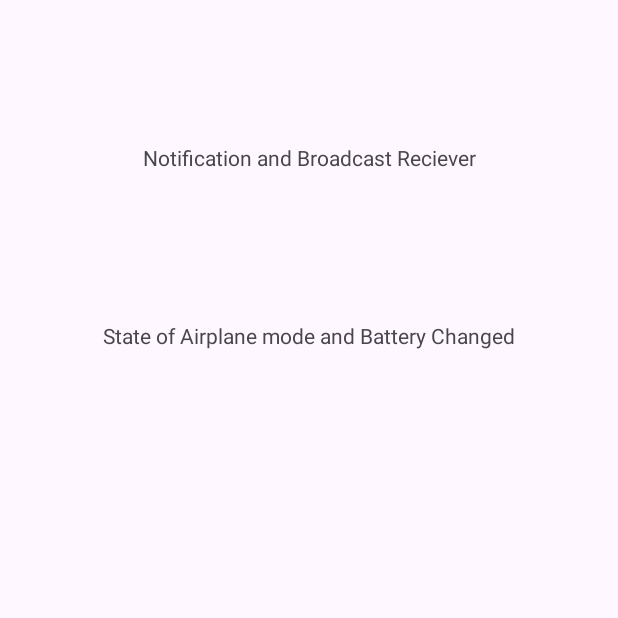
After one commit to adiluexe/elec1-compilation, an Android app: the NotificationAndBroadcastReciever screen opened directly, with no data from a screen before it, on a phone screen of 412 x 824 dp, the top half of it. The commit adds this screen. Run offline under Robolectric (Android 15) with nearby library versions, the phone set to English and light mode, and no system bars.

Commit message:
Add TwelfthGuidedExercise

```diff
--- a/app/src/main/java/com/example/elec1compilation/MainActivity.java
+++ b/app/src/main/java/com/example/elec1compilation/MainActivity.java
@@ -15,6 +15,7 @@ import com.example.elec1compilation.guided_exercises.EleventhGuidedExerciseInten
 import com.example.elec1compilation.guided_exercises.FifthGuidedExercise;
 import com.example.elec1compilation.guided_exercises.FirstGuidedExercise;
 import com.example.elec1compilation.guided_exercises.FourthGuidedExercise;
+import com.example.elec1compilation.guided_exercises.NotificationAndBroadcastReciever;
 import com.example.elec1compilation.guided_exercises.SecondGuidedExercise;
 import com.example.elec1compilation.guided_exercises.TenthGuidedExercise;
 import com.example.elec1compilation.guided_exercises.ThirdGuidedExercise;
@@ -44,6 +45,7 @@ public class MainActivity extends AppCompatActivity {
         exerciseItems.add(new ExerciseItem("Tenth Guided Exercise", "Guided Exercises", TenthGuidedExercise.class));
         exerciseItems.add(new ExerciseItem("Eleventh Guided Exercise (Intent)", "Guided Exercises", EleventhGuidedExerciseIntent.class));
         exerciseItems.add(new ExerciseItem("Eleventh Guided Exercise (Drag and Drop)", "Guided Exercises", EleventhGuidedExerciseDragNDrop.class));
+        exerciseItems.add(new ExerciseItem("Twelfth Guided Exercise", "Guided Exercises", NotificationAndBroadcastReciever.class));
         // Add more guided exercises...
 
         // Machine Problems Section
--- /dev/null
+++ b/app/src/main/java/com/example/elec1compilation/guided_exercises/NotificationAndBroadcastReciever.java
@@ -0,0 +1,39 @@
+package com.example.elec1compilation.guided_exercises;
+
+import android.content.Intent;
+import android.content.IntentFilter;
+import android.os.Bundle;
+
+import androidx.activity.EdgeToEdge;
+import androidx.appcompat.app.AppCompatActivity;
+import androidx.core.graphics.Insets;
+import androidx.core.view.ViewCompat;
+import androidx.core.view.WindowInsetsCompat;
+
+import com.example.elec1compilation.R;
+
+public class NotificationAndBroadcastReciever extends AppCompatActivity {
+
+    String packageName;
+    Intent intent;
+
+    @Override
+    protected void onCreate(Bundle savedInstanceState) {
+        super.onCreate(savedInstanceState);
+        setContentView(R.layout.activity_ge12);
+        packageName = getApplicationContext().getPackageName().concat(".");
+        broadcastIntent();
+        IntentFilter intentFilter = new IntentFilter();
+        intentFilter.addAction("android.intent.action.AIRPLANE_MODE");
+        intentFilter.addAction("android.intent.action.BATTERY_CHANGED");
+        MyReceiver myReceiver = new MyReceiver();
+        registerReceiver(myReceiver,intentFilter );
+    }
+
+    public void broadcastIntent(){
+        intent = new Intent();
+        intent.setAction(packageName + "MY_CUSTOM_ACTION");
+        intent.setClass(this, MyCustomReceiver.class);
+        sendBroadcast(intent);
+    }
+}
--- /dev/null
+++ b/app/src/main/res/drawable/ic_announcement.xml
@@ -0,0 +1,10 @@
+<vector xmlns:android="http://schemas.android.com/apk/res/android"
+    android:width="24dp"
+    android:height="24dp"
+    android:viewportWidth="24"
+    android:viewportHeight="24"
+    android:tint="?attr/colorControlNormal">
+    <path
+        android:fillColor="#FFFFFF"
+        android:pathData="M20 2H4c-1.1 0-2 .9-2 2v16c0 1.1.9 2 2 2h16c1.1 0 2-.9 2-2V4c0-1.1-.9-2-2-2zm-9 13h-2v-2h2v2zm0-4h-2V5h2v6z"/>
+</vector>
--- /dev/null
+++ b/app/src/main/res/layout/activity_ge12.xml
@@ -0,0 +1,29 @@
+<?xml version="1.0" encoding="utf-8"?>
+<androidx.constraintlayout.widget.ConstraintLayout xmlns:android="http://schemas.android.com/apk/res/android"
+    xmlns:app="http://schemas.android.com/apk/res-auto"
+    xmlns:tools="http://schemas.android.com/tools"
+    android:id="@+id/main"
+    android:layout_width="match_parent"
+    android:layout_height="match_parent"
+    tools:context=".guided_exercises.NotificationAndBroadcastReceiver">
+
+    <TextView
+        android:id="@+id/textView12"
+        android:layout_width="wrap_content"
+        android:layout_height="wrap_content"
+        android:layout_marginTop="95dp"
+        android:text="Notification and Broadcast Reciever"
+        app:layout_constraintEnd_toEndOf="parent"
+        app:layout_constraintStart_toStartOf="parent"
+        app:layout_constraintTop_toTopOf="parent" />
+
+    <TextView
+        android:id="@+id/textView13"
+        android:layout_width="wrap_content"
+        android:layout_height="wrap_content"
+        android:layout_marginTop="214dp"
+        android:text="State of Airplane mode and Battery Changed"
+        app:layout_constraintEnd_toEndOf="parent"
+        app:layout_constraintStart_toStartOf="parent"
+        app:layout_constraintTop_toTopOf="parent" />
+</androidx.constraintlayout.widget.ConstraintLayout>
```
Also changed, not shown: app/src/main/AndroidManifest.xml (+5 -2 lines), app/src/main/java/com/example/elec1compilation/guided_exercises/MyCustomReceiver.java (added, +13 -0 lines), app/src/main/java/com/example/elec1compilation/guided_exercises/MyReceiver.java (added, +57 -0 lines), 1 other file.
